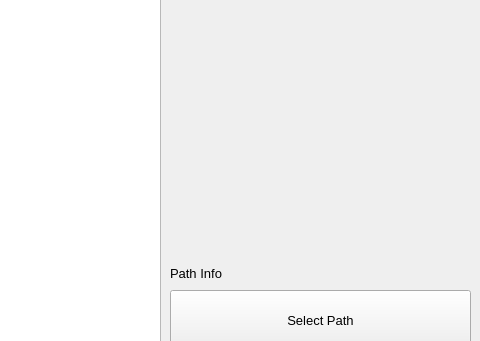
Before: the Qt Designer form main.ui in potat-dev/Just-Organize-My-Photos, drawn with Qt 5; both pictures show x 460 to 940 and y 270 to 611 of the 940 by 770 pixel window.
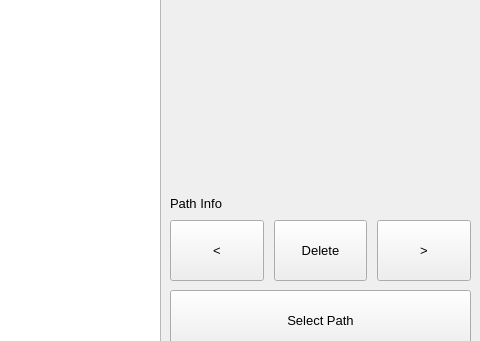
After: the same form once the commit is applied.

Commit message: добавил кнопки < Del > и почистил код

What changed in the file:
```diff
--- a/main.ui
+++ b/main.ui
@@ -396,7 +396,7 @@
     <property name="geometry">
      <rect>
       <x>630</x>
-      <y>400</y>
+      <y>330</y>
       <width>301</width>
       <height>151</height>
      </rect>
@@ -416,6 +416,83 @@
      <bool>true</bool>
     </property>
    </widget>
+   <widget class="QWidget" name="gridLayoutWidget_2">
+    <property name="geometry">
+     <rect>
+      <x>630</x>
+      <y>490</y>
+      <width>301</width>
+      <height>61</height>
+     </rect>
+    </property>
+    <property name="font">
+     <font>
+      <pointsize>10</pointsize>
+     </font>
+    </property>
+    <layout class="QGridLayout" name="grid_move">
+     <property name="horizontalSpacing">
+      <number>10</number>
+     </property>
+     <property name="verticalSpacing">
+      <number>0</number>
+     </property>
+     <item row="0" column="1">
+      <widget class="QPushButton" name="btn_del">
+       <property name="sizePolicy">
+        <sizepolicy hsizetype="MinimumExpanding" vsizetype="MinimumExpanding">
+         <horstretch>0</horstretch>
+         <verstretch>0</verstretch>
+        </sizepolicy>
+       </property>
+       <property name="font">
+        <font>
+         <pointsize>10</pointsize>
+        </font>
+       </property>
+       <property name="text">
+        <string>Delete</string>
+       </property>
+      </widget>
+     </item>
+     <item row="0" column="0">
+      <widget class="QPushButton" name="btn_prev">
+       <property name="sizePolicy">
+        <sizepolicy hsizetype="MinimumExpanding" vsizetype="MinimumExpanding">
+         <horstretch>0</horstretch>
+         <verstretch>0</verstretch>
+        </sizepolicy>
+       </property>
+       <property name="font">
+        <font>
+         <pointsize>10</pointsize>
+        </font>
+       </property>
+       <property name="text">
+        <string>&lt;</string>
+       </property>
+      </widget>
+     </item>
+     <item row="0" column="2">
+      <widget class="QPushButton" name="btn_next">
+       <property name="sizePolicy">
+        <sizepolicy hsizetype="MinimumExpanding" vsizetype="MinimumExpanding">
+         <horstretch>0</horstretch>
+         <verstretch>0</verstretch>
+        </sizepolicy>
+       </property>
+       <property name="font">
+        <font>
+         <pointsize>10</pointsize>
+        </font>
+       </property>
+       <property name="text">
+        <string>&gt;</string>
+       </property>
+      </widget>
+     </item>
+    </layout>
+   </widget>
   </widget>
  </widget>
  <resources/>
```
The commit also changes 2 other files.
